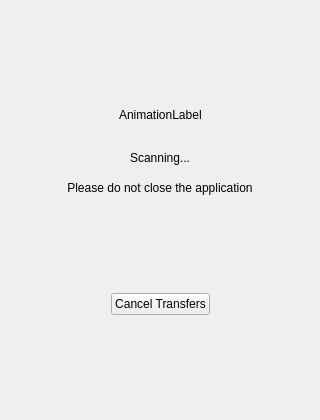
Qt form src/MEGASync/gui/win/ScanningWidget.ui (meganz/MEGAsync) before a commit.
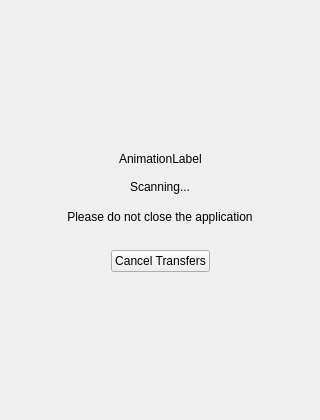
The same form after that commit.

The edit to the form file:
```diff
--- a/src/MEGASync/gui/win/ScanningWidget.ui
+++ b/src/MEGASync/gui/win/ScanningWidget.ui
@@ -75,7 +75,7 @@
      <property name="sizeHint" stdset="0">
       <size>
        <width>20</width>
-       <height>20</height>
+       <height>5</height>
       </size>
      </property>
     </spacer>
@@ -121,10 +121,13 @@
      <property name="orientation">
       <enum>Qt::Vertical</enum>
      </property>
+     <property name="sizeType">
+      <enum>QSizePolicy::Fixed</enum>
+     </property>
      <property name="sizeHint" stdset="0">
       <size>
        <width>20</width>
-       <height>106</height>
+       <height>20</height>
       </size>
      </property>
     </spacer>
```
